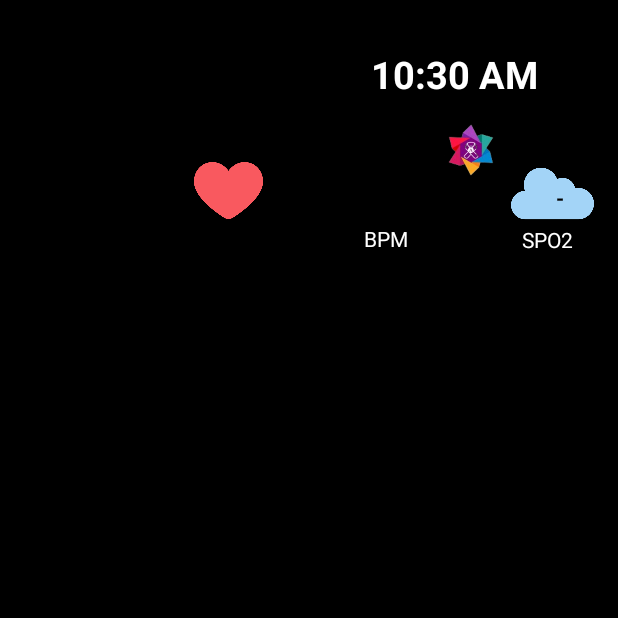
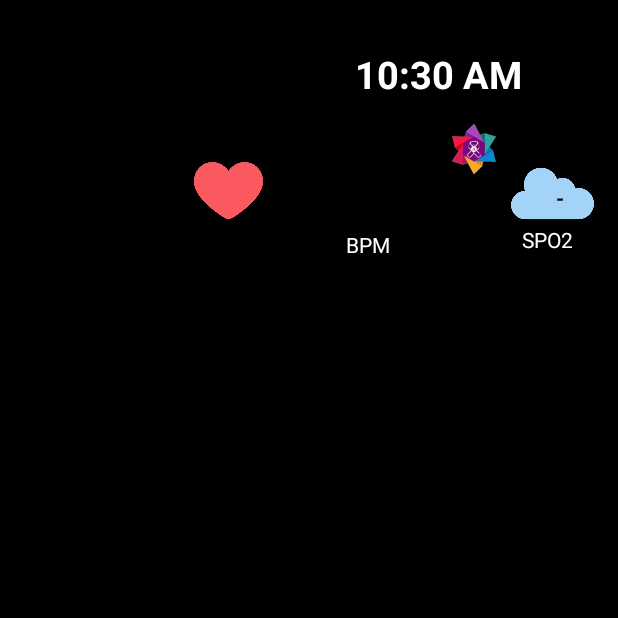
Before and after one commit to jimpescador/ZerineWatch, an Android app: the screen it shows after launch (MainActivity), on a phone screen of 412 x 824 dp, the top half of it. Run offline under Robolectric (Android 15) with nearby library versions, the phone set to English and light mode, and no system bars; libraries missing offline, so code that uses them is left out: com.google.android.gms.

Commit message:
update connditions

```diff
--- a/SMARTWATCH2/app/src/main/res/layout/activity_main.xml
+++ b/SMARTWATCH2/app/src/main/res/layout/activity_main.xml
@@ -49,8 +49,8 @@
         android:layout_alignParentTop="true"
         android:layout_alignParentEnd="true"
         android:layout_centerInParent="true"
-        android:layout_marginTop="149dp"
-        android:layout_marginEnd="140dp"
+        android:layout_marginTop="153dp"
+        android:layout_marginEnd="152dp"
         android:text="BPM"
         android:textColor="#FFFFFF" />
 
@@ -99,8 +99,8 @@
         android:layout_alignParentTop="true"
         android:layout_alignParentEnd="true"
         android:layout_centerInParent="true"
-        android:layout_marginTop="80dp"
-        android:layout_marginEnd="75dp"
+        android:layout_marginTop="79dp"
+        android:layout_marginEnd="73dp"
         android:src="@drawable/logo" />
 
     <DigitalClock
@@ -109,19 +109,17 @@
         android:layout_height="wrap_content"
         android:layout_alignParentTop="true"
         android:layout_alignParentEnd="true"
+
         android:layout_centerInParent="true"
         android:layout_marginTop="32dp"
-        android:layout_marginEnd="53dp"
-        android:gravity="center"
-        android:text="12:04"
+        android:layout_marginEnd="64dp"
+        android:text="-"
         android:textAllCaps="true"
         android:textColor="#FFFFFF"
         android:textSize="25sp"
         android:textStyle="bold" />
 
 
-
-
     <!-- Add more TextViews or elements for date, complications, etc. -->
 
 </RelativeLayout>
```
Also changed, not shown: SMARTWATCH2/app/src/main/java/com/example/myapplication/MainActivity.java (+17 -10 lines).
